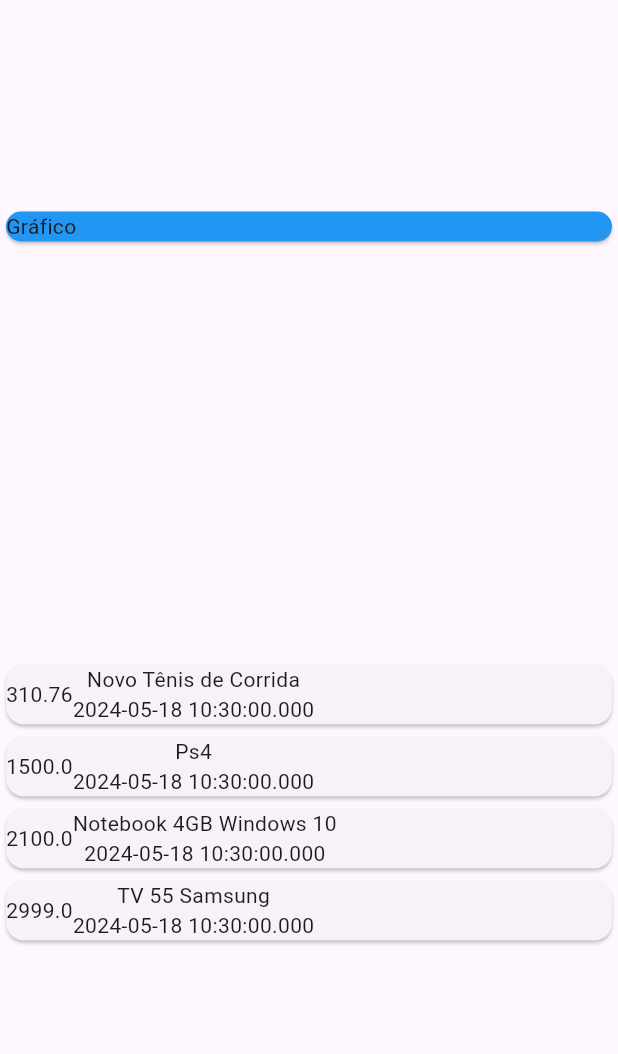
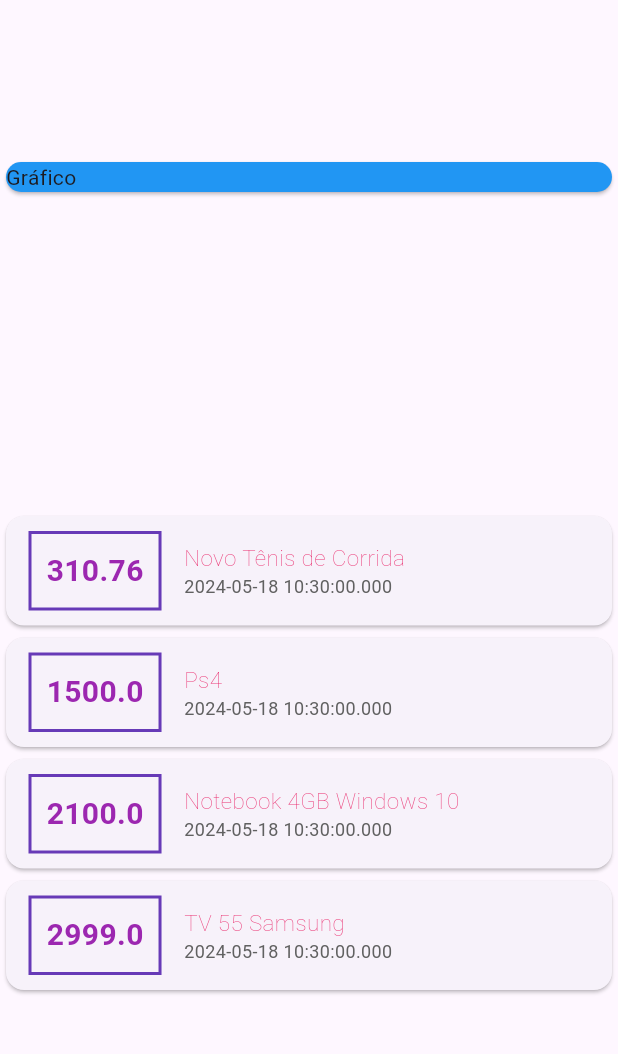
Before and after one commit to WESLEYx7/flutter_despesas, a Flutter app: the screen it shows after launch, on a phone screen of 412 x 824 dp, the part 84-1138 px from its top. Run offline on Flutter 3.47's test engine with Material 3 defaults, Android fonts, the phone set to English and light mode, and no system bars.

Commit message:
Estilizando os containers

```diff
--- a/lib/main.dart
+++ b/lib/main.dart
@@ -58,14 +58,45 @@ class MyApp extends StatelessWidget {
                   child: Row(
                     children: [
                       Container(
+                        margin: EdgeInsets.symmetric(
+                          horizontal: 15,
+                          vertical: 10
+                        ),
+                        decoration: BoxDecoration(
+                          border: Border.all(
+                            color: Colors.deepPurple,
+                            width: 2,
+                          )
+                        ),
+                        padding: EdgeInsets.all(10),
                         child: Text(
-                          tr.value.toString()
+                          tr.value.toString(),
+                          style: TextStyle(
+                            fontWeight: FontWeight.bold,
+                            fontSize: 20,
+                            color: Colors.purple
+                          ),
                         ),
                       ),
                       Column(
+                        crossAxisAlignment: CrossAxisAlignment.start,
                         children: <Widget> [
-                          Text(tr.title),
-                          Text(tr.date.toString())
+                          Text(
+                            tr.title,
+                            style: TextStyle(
+                              fontWeight: FontWeight.w100,
+                              fontSize: 15,
+                              color: Colors.pink
+                              ),
+                            ),
+                          Text(
+                            tr.date.toString(),
+                            style: TextStyle(
+                              fontWeight: FontWeight.normal,
+                              fontSize: 12,
+                              color: Colors.grey[700],
+                            ),
+                          ),
                         ]
                       )
                     ],
```
